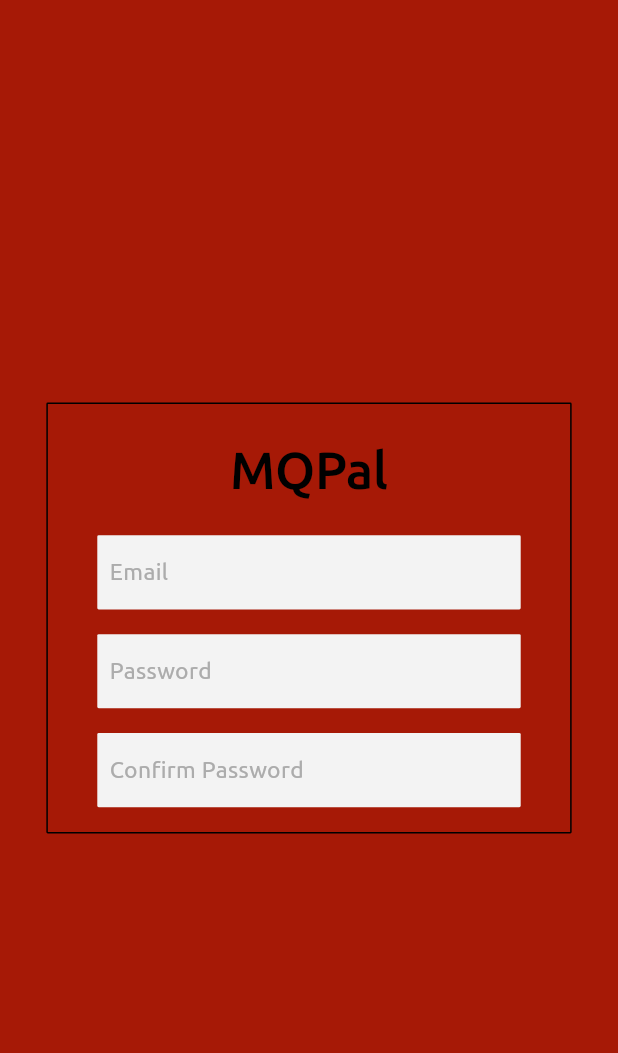
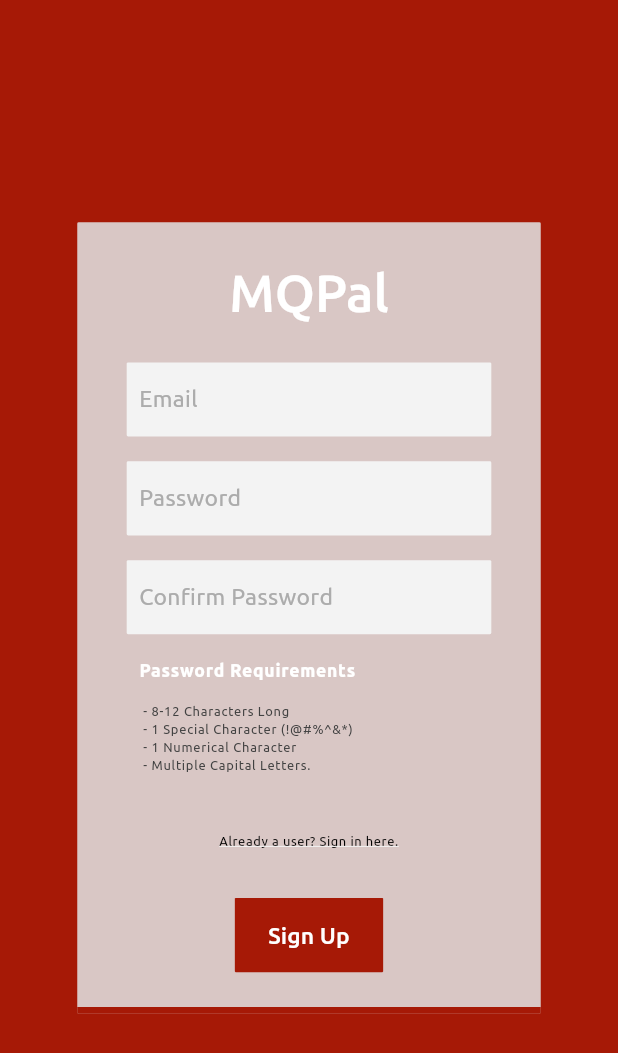
Before and after one commit to faranse82/mqpal, a Flutter app: the SignUpPage screen opened directly, on a phone screen of 412 x 824 dp. Shown: the top 1053 px of the screen. Run offline on Flutter 3.47's test engine with Material 3 defaults, Android fonts, the light colour scheme and no system bars; our stand-ins replace cloud_firestore, firebase_auth, firebase_core, firebase_storage, sizer; missing offline and left inert: googleapis; accounts and stored records are empty; network calls fail; statements that could not run were skipped; project files that could hold a hidden picture were left out.

Commit message:
worked on sign up screen and made forgot pass screen

```diff
--- a/lib/main.dart
+++ b/lib/main.dart
@@ -1,5 +1,4 @@
 import 'package:flutter/material.dart';
-import 'package:mqpal/screens/home_screen.dart';
 import 'package:mqpal/screens/login_screen.dart';
 import 'package:provider/provider.dart';
 import 'package:mqpal/state.dart';
--- a/lib/screens/signup_screen.dart
+++ b/lib/screens/signup_screen.dart
@@ -1,8 +1,6 @@
 import 'package:flutter/material.dart';
-import 'package:mqpal/screens/home_screen.dart';
-import 'package:mqpal/state.dart';
-import 'package:provider/provider.dart';
 import 'package:sizer/sizer.dart';
+import 'package:mqpal/screens/login_screen.dart';
 
 class SignUpPage extends StatefulWidget {
   const SignUpPage({super.key});
@@ -27,7 +25,7 @@ class _SignUpPageState extends State<SignUpPage> {
   void _handleSignUp() {
     Navigator.pushReplacement(
       context,
-      MaterialPageRoute(builder: (context) => const HomeScreen()),
+      MaterialPageRoute(builder: (context) => const LoginPage()),
     );
   }
 
@@ -42,11 +40,11 @@ class _SignUpPageState extends State<SignUpPage> {
         children: [
           Center(
             child: Container(
-            width: 85.w,
+              width: 75.w,
               clipBehavior: Clip.antiAlias,
               decoration: ShapeDecoration(
+                color: Theme.of(context).colorScheme.surface,
                 shape: RoundedRectangleBorder(
-                side: BorderSide(width: 1, color: Colors.black),
                   borderRadius: BorderRadius.circular(4.sp),
                 ),
               ),
@@ -58,7 +56,7 @@ class _SignUpPageState extends State<SignUpPage> {
                   SizedBox(height: 3.h),
                   Text(
                     'MQPal',
-                  style: Theme.of(context).textTheme.displayLarge,
+                    style: Theme.of(context).textTheme.titleLarge,
                   ),
                   SizedBox(height: 3.h),
                   Padding(
@@ -162,9 +160,83 @@ class _SignUpPageState extends State<SignUpPage> {
                     ),
                   ),
                   SizedBox(height: 2.h),
+                  Container(
+                    width: 55.w,
+                    height: 14.h,
+                    clipBehavior: Clip.antiAlias,
+                    decoration: BoxDecoration(),
+                    child: Column(
+                      mainAxisSize: MainAxisSize.min,
+                      mainAxisAlignment: MainAxisAlignment.start,
+                      crossAxisAlignment: CrossAxisAlignment.start,
+                      spacing: 13,
+                      children: [
+                        Text('Password Requirements',
+                            style: Theme.of(context).textTheme.labelMedium),
+                        Text(
+                            ' - 8-12 Characters Long\n - 1 Special Character (!@#%^&*)\n - 1 Numerical Character\n - Multiple Capital Letters.\n',
+                            style: Theme.of(context).textTheme.labelSmall),
                       ],
                     ),
-          ))
+                  ),
+                  Column(
+                    children: [
+                      GestureDetector(
+                        onTap: _handleSignUp,
+                        child: Text(
+                          'Already a user? Sign in here.',
+                          textAlign: TextAlign.center,
+                          style:
+                              Theme.of(context).textTheme.bodySmall?.copyWith(
+                                    decoration: TextDecoration.underline,
+                                  ),
+                        ),
+                      ),
+                      SizedBox(height: 1.h),
+                    ],
+                  ),
+                  SizedBox(height: 3.h),
+                  GestureDetector(
+                    onTap: _handleSignUp,
+                    child: Container(
+                      width: 24.w,
+                      height: 6.h,
+                      decoration: ShapeDecoration(
+                        color: Theme.of(context).colorScheme.secondary,
+                        shape: RoundedRectangleBorder(
+                          borderRadius: BorderRadius.circular(3.sp),
+                        ),
+                      ),
+                      child: Center(
+                        child: Text(
+                          'Sign Up',
+                          style: Theme.of(context).textTheme.labelLarge,
+                        ),
+                      ),
+                    ),
+                  ),
+                  SizedBox(height: 3.h),
+                  Container(
+                    width: 85.w,
+                    decoration: ShapeDecoration(
+                      shape: RoundedRectangleBorder(
+                        borderRadius: BorderRadius.only(
+                          bottomRight: Radius.circular(4.sp),
+                          bottomLeft: Radius.circular(4.sp),
+                        ),
+                        side: BorderSide(
+                          width: 3,
+                          strokeAlign: BorderSide.strokeAlignCenter,
+                          color: Theme.of(context).colorScheme.secondary,
+                        ),
+                      ),
+                    ),
+                  ),
+                ],
+              ),
+            ),
+          ),
+          SizedBox(height: 2.h),
         ],
       ),
     ));
```
Also changed, not shown: lib/screens/forgot_password_screen.dart (added, +106 -0 lines), lib/screens/login_screen.dart (+7 -9 lines). Lines whose indentation alone changed are shown as unchanged.
